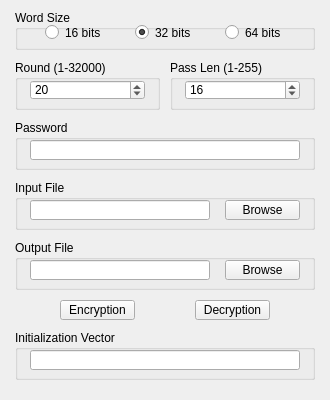
Above: mainwindow.ui from dfchest/RC6_Qt before the change. Below: the same form after it.
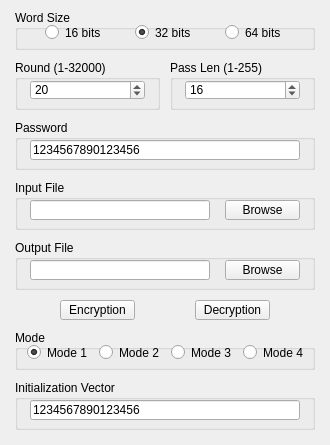
That is the form after the change.

Commit message: add encryption mode2. some changes in GUI

Patch:
```diff
--- a/mainwindow.ui
+++ b/mainwindow.ui
@@ -7,19 +7,19 @@
     <x>0</x>
     <y>0</y>
     <width>330</width>
-    <height>400</height>
+    <height>445</height>
    </rect>
   </property>
   <property name="minimumSize">
    <size>
     <width>330</width>
-    <height>400</height>
+    <height>445</height>
    </size>
   </property>
   <property name="maximumSize">
    <size>
     <width>330</width>
-    <height>400</height>
+    <height>445</height>
    </size>
   </property>
   <property name="windowTitle">
@@ -270,6 +270,9 @@
        <height>20</height>
       </rect>
      </property>
+     <property name="text">
+      <string>1234567890123456</string>
+     </property>
      <property name="readOnly">
       <bool>false</bool>
      </property>
@@ -279,7 +282,7 @@
     <property name="geometry">
      <rect>
       <x>15</x>
-      <y>330</y>
+      <y>380</y>
       <width>300</width>
       <height>50</height>
      </rect>
@@ -295,6 +298,77 @@
        <width>270</width>
        <height>20</height>
       </rect>
+     </property>
+     <property name="text">
+      <string>1234567890123456</string>
+     </property>
+    </widget>
+   </widget>
+   <widget class="QGroupBox" name="mode_Box">
+    <property name="geometry">
+     <rect>
+      <x>15</x>
+      <y>330</y>
+      <width>300</width>
+      <height>40</height>
+     </rect>
+    </property>
+    <property name="title">
+     <string>Mode</string>
+    </property>
+    <widget class="QRadioButton" name="mode_1">
+     <property name="geometry">
+      <rect>
+       <x>12</x>
+       <y>15</y>
+       <width>60</width>
+       <height>15</height>
+      </rect>
+     </property>
+     <property name="text">
+      <string>Mode 1</string>
+     </property>
+     <property name="checked">
+      <bool>true</bool>
+     </property>
+    </widget>
+    <widget class="QRadioButton" name="mode_2">
+     <property name="geometry">
+      <rect>
+       <x>84</x>
+       <y>15</y>
+       <width>60</width>
+       <height>15</height>
+      </rect>
+     </property>
+     <property name="text">
+      <string>Mode 2</string>
+     </property>
+    </widget>
+    <widget class="QRadioButton" name="mode_3">
+     <property name="geometry">
+      <rect>
+       <x>156</x>
+       <y>15</y>
+       <width>60</width>
+       <height>15</height>
+      </rect>
+     </property>
+     <property name="text">
+      <string>Mode 3</string>
+     </property>
+    </widget>
+    <widget class="QRadioButton" name="mode_4">
+     <property name="geometry">
+      <rect>
+       <x>228</x>
+       <y>15</y>
+       <width>60</width>
+       <height>15</height>
+      </rect>
+     </property>
+     <property name="text">
+      <string>Mode 4</string>
      </property>
     </widget>
    </widget>
```
The commit also changes 5 other files.
